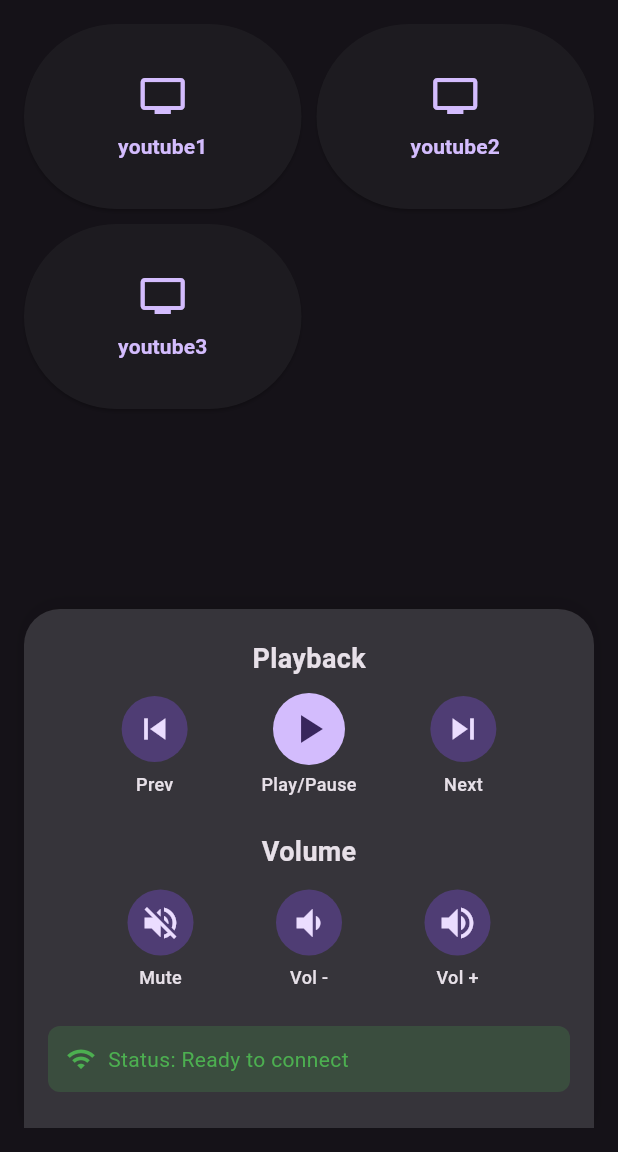
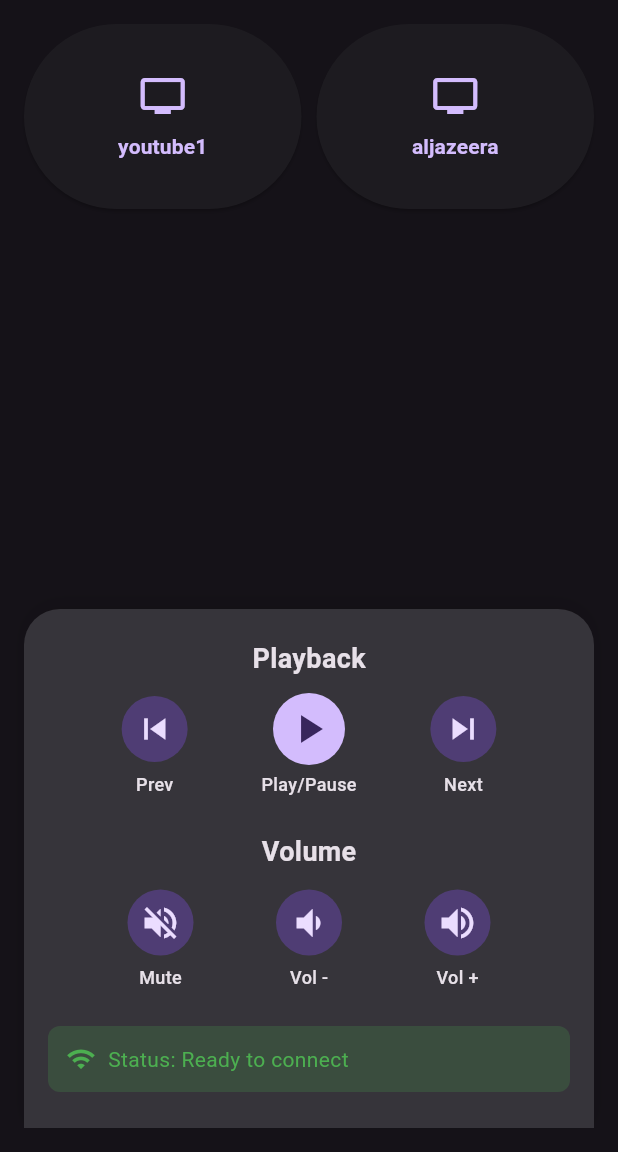
Before and after one commit to younies-hash/easy_view, a Flutter app: the screen it shows after launch, on a phone screen of 412 x 824 dp, the part 84-1236 px from its top. Run offline on Flutter 3.47's test engine with Material 3 defaults, Android fonts, the light colour scheme and no system bars.

Commit message:
basic connection can be established

```diff
--- a/easy_view_client/lib/main.dart
+++ b/easy_view_client/lib/main.dart
@@ -6,8 +6,8 @@
 
 List<Map<String, String>> urls = [
   {"youtube1": "https://www.youtube.com/tv"},
-  {"youtube2": "https://www.youtube.com/tv"},
-  {"youtube3": "https://www.youtube.com/tv"},
+  {"aljazeera": "https://www.youtube.com/watch?v=bNyUyrR0PHo"
+},
 ];
 
 void main() {
@@ -77,12 +77,12 @@
                     crossAxisCount: 2,
                     crossAxisSpacing: 10,
                     mainAxisSpacing: 10,
-                    childAspectRatio: 1.5, // square cells
+                    childAspectRatio: 1.5,
                   ),
                   shrinkWrap:
-                      true, // Use this to make the GridView take only the space it needs
+                      true,
                   physics:
-                      NeverScrollableScrollPhysics(), // Disable scrolling for the GridView
+                      NeverScrollableScrollPhysics(),
                   itemCount: urls.length,
                   itemBuilder: (context, index) {
                     final channelName = urls[index].keys.first;
@@ -90,7 +90,7 @@
                     return ElevatedButton(
                       onPressed: () async {
                         bool success = await ApiService.sendCommand('channel',
-                            url: channelUrl);
+                            channelUrl: channelUrl);
 
                         if (!success) {
                           ScaffoldMessenger.of(context).showSnackBar(
@@ -136,7 +136,7 @@
                 ],
               ),
               padding: const EdgeInsets.fromLTRB(
-                  16, 20, 16, 24), // Extra padding at top for breathing room
+                  16, 20, 16, 24),
 
               child: Column(
                 children: [
```
Also changed, not shown: easy_view_client/lib/api.dart (+22 -13 lines), 1 other file.
